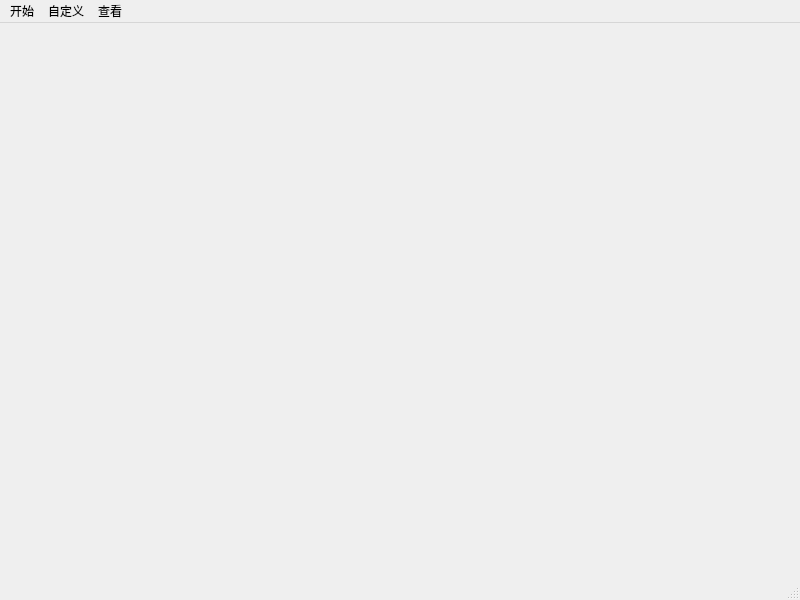
This is mainwindow.ui in Harphiner/nbombSweeperGame as Qt 5 draws it before an edit. The edited form follows.
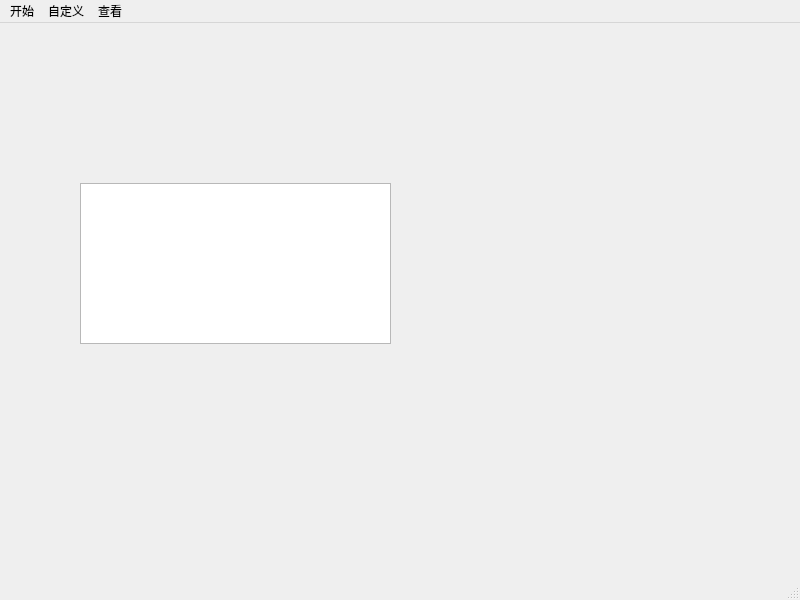
This is the edited form. Icons and pictures are not drawn.

Commit message: finish welcomeWidget

The edit to the form file:
```diff
--- a/mainwindow.ui
+++ b/mainwindow.ui
@@ -13,7 +13,18 @@
   <property name="windowTitle">
    <string>MainWindow</string>
   </property>
-  <widget class="QWidget" name="centralwidget"/>
+  <widget class="QWidget" name="centralwidget">
+   <widget class="QTextEdit" name="textEdit_welcome">
+    <property name="geometry">
+     <rect>
+      <x>80</x>
+      <y>160</y>
+      <width>311</width>
+      <height>161</height>
+     </rect>
+    </property>
+   </widget>
+  </widget>
   <widget class="QMenuBar" name="menubar">
    <property name="geometry">
     <rect>
```
The commit also changes 8 other files.
